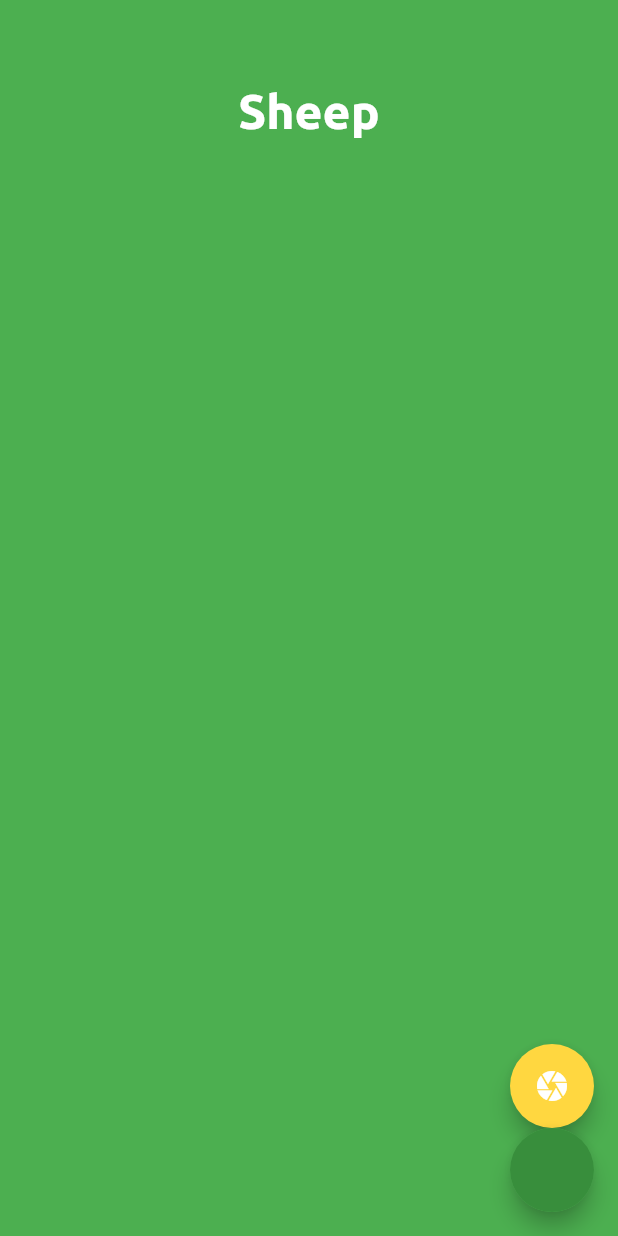
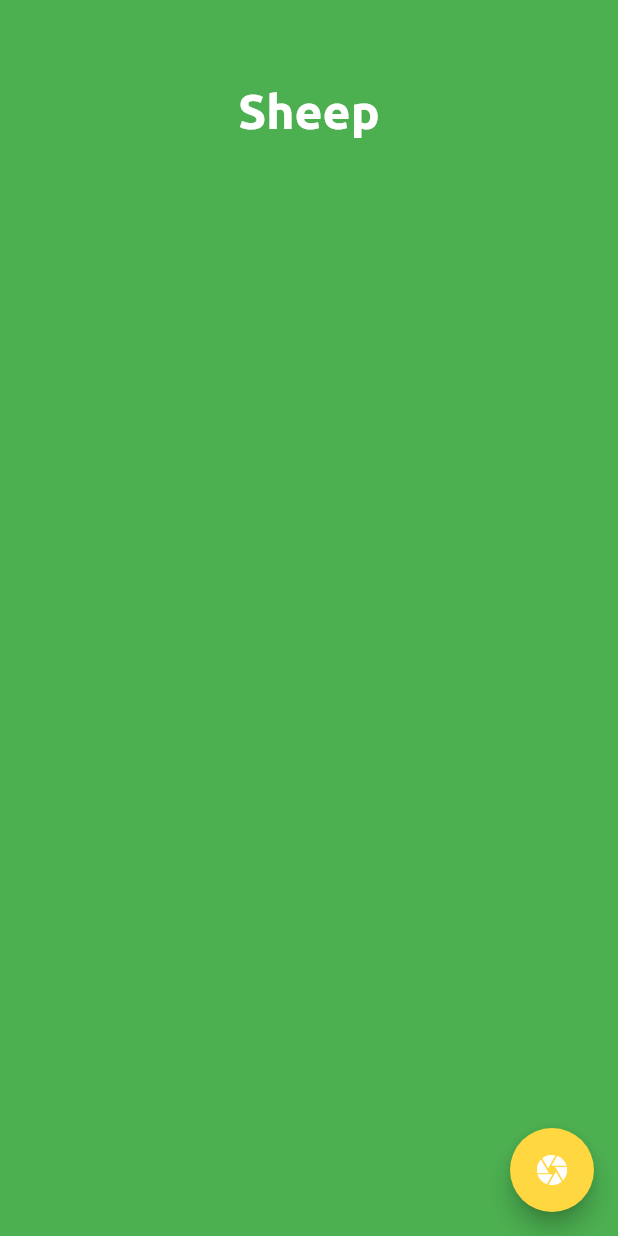
Before and after one commit to t04glovern/agridex, a Flutter app: the screen it shows after launch, on a phone screen of 412 x 824 dp. Run offline on Flutter 3.47's test engine with Material 2 defaults, Android fonts, the phone set to English and light mode, and no system bars; our stand-ins replace cloud_firestore, firebase_auth, google_sign_in; accounts and stored records are empty.

Commit message:
Removing the signing floating button

```diff
--- a/lib/ui/sheep_list.dart
+++ b/lib/ui/sheep_list.dart
@@ -141,18 +141,18 @@ class _SheepListState extends State<SheepList> {
               child: Icon(Icons.camera, color: Colors.white),
               tooltip: 'Scan Tag',
             ),
-            new FloatingActionButton(
-              heroTag: null,
-              onPressed: () {},
-              tooltip: _api != null
-                  ? 'Signed-in: ' + _api.firebaseUser.displayName
-                  : 'Not Signed-in',
-              backgroundColor: Colors.green,
-              child: new CircleAvatar(
-                backgroundImage: _profileImage,
-                radius: 50.0,
-              ),
-            )
+//            new FloatingActionButton(
+//              heroTag: null,
+//              onPressed: () {},
+//              tooltip: _api != null
+//                  ? 'Signed-in: ' + _api.firebaseUser.displayName
+//                  : 'Not Signed-in',
+//              backgroundColor: Colors.green,
+//              child: new CircleAvatar(
+//                backgroundImage: _profileImage,
+//                radius: 50.0,
+//              ),
+//            )
           ],
         ));
   }
```
